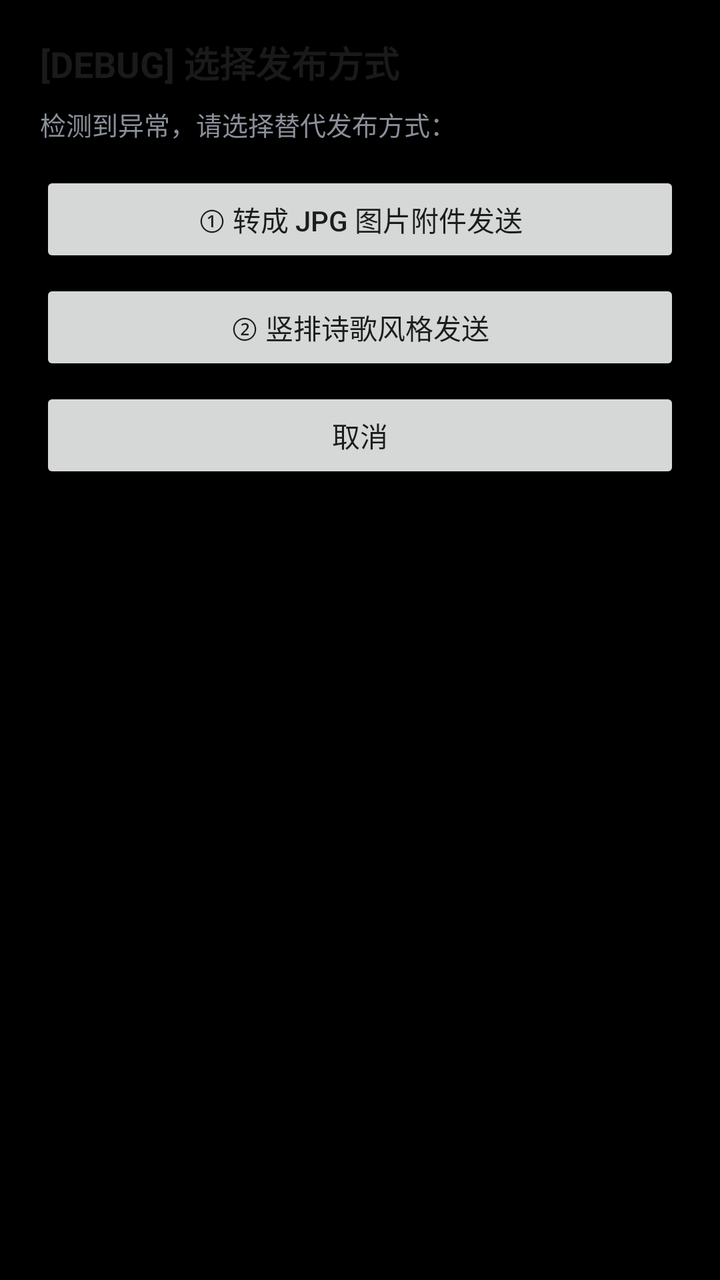
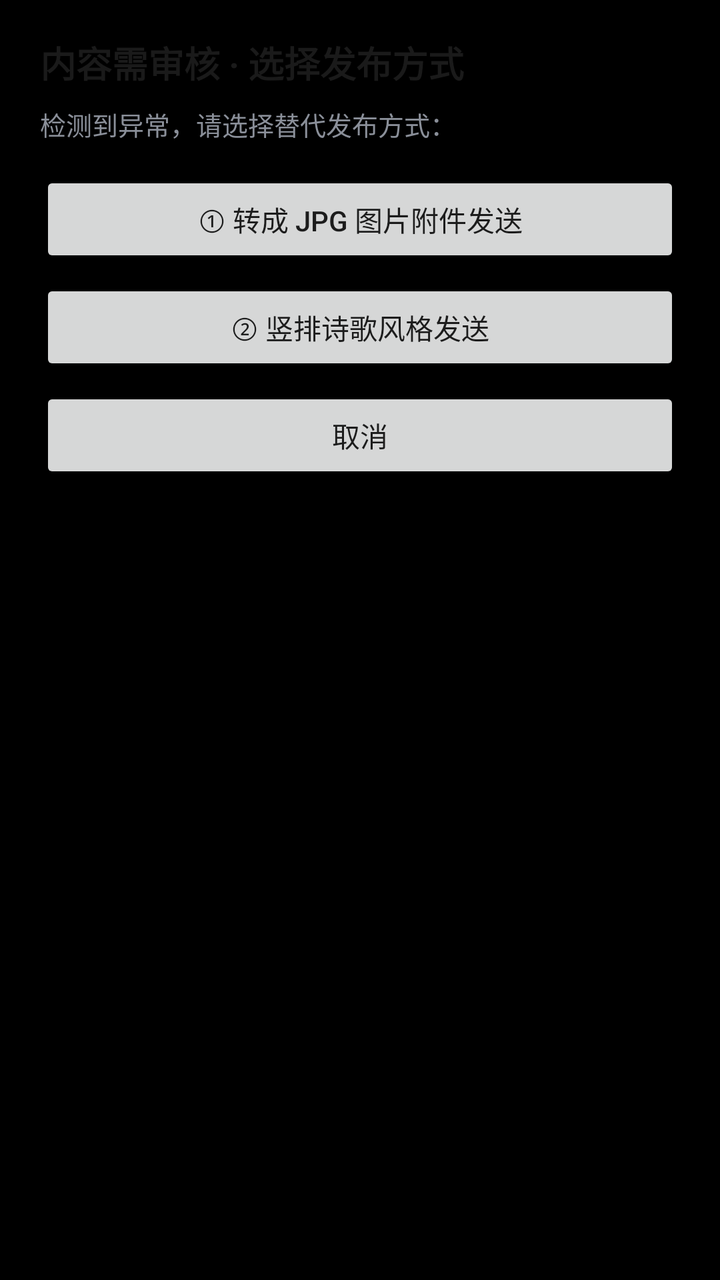

Screens rendered from an Android XML layout before and after an edit, with the pre-edit source and the edit as a unified diff.
<!-- AndroidManifest.xml: application theme AppTheme -->
<!-- res/layout/dialog_publish_method.xml -->
<?xml version="1.0" encoding="utf-8"?>
<LinearLayout xmlns:android="http://schemas.android.com/apk/res/android"
    android:layout_width="match_parent"
    android:layout_height="wrap_content"
    android:orientation="vertical"
    android:paddingStart="20dp"
    android:paddingTop="18dp"
    android:paddingEnd="20dp"
    android:paddingBottom="12dp">

    <TextView
        android:id="@+id/pm_title"
        android:layout_width="match_parent"
        android:layout_height="wrap_content"
        android:text="[DEBUG] 选择发布方式"
        android:textColor="@color/mine_row_title"
        android:textSize="18sp"
        android:textStyle="bold" />

    <TextView
        android:id="@+id/pm_desc"
        android:layout_width="match_parent"
        android:layout_height="wrap_content"
        android:layout_marginTop="8dp"
        android:text="检测到异常，请选择替代发布方式："
        android:textColor="@color/mine_row_summary"
        android:textSize="13sp" />

    <Button
        android:id="@+id/pm_btn_jpg"
        android:layout_width="match_parent"
        android:layout_height="wrap_content"
        android:layout_marginTop="14dp"
        android:text="① 转成 JPG 图片附件发送"
        android:textAllCaps="false" />

    <Button
        android:id="@+id/pm_btn_vertical"
        android:layout_width="match_parent"
        android:layout_height="wrap_content"
        android:layout_marginTop="6dp"
        android:text="② 竖排诗歌风格发送"
        android:textAllCaps="false" />

    <Button
        android:id="@+id/pm_btn_cancel"
        android:layout_width="match_parent"
        android:layout_height="wrap_content"
        android:layout_marginTop="6dp"
        android:text="取消"
        android:textAllCaps="false" />

</LinearLayout>
<!-- resources referenced by this layout -->
<resources>
  <color name="mine_row_summary">#8A8F99</color>
  <color name="mine_row_title">#1A1A1A</color>
  <style name="AppTheme" parent="Theme.AppCompat.Light.DarkActionBar">
      
      <item name="colorPrimary">@color/colorPrimary</item>
      <item name="colorPrimaryDark">@color/colorPrimaryDark</item>
      <item name="colorAccent">@color/colorAccent</item>
  
      <item name="android:windowIsTranslucent">true</item>
      <item name="android:windowAnimationStyle">@style/ActivityAnimFade</item>
  
      
      <item name="android:windowBackground">@color/black_background</item>
  
      <item name="preferenceTheme">@style/MyPreferenceThemeOverlay</item>
    </style>
  <color name="colorPrimary">#607D8B</color>
  <color name="colorPrimaryDark">#455A64</color>
  <color name="colorAccent">#FF4081</color>
  <style name="ActivityAnimFade" parent="@android:style/Animation.Activity">
      <item name="android:activityOpenEnterAnimation">@anim/activity_fade_in</item>
      <item name="android:activityOpenExitAnimation">@anim/activity_hold</item>
      <item name="android:activityCloseEnterAnimation">@anim/activity_fade_in</item>
      <item name="android:activityCloseExitAnimation">@anim/activity_fade_out</item>
    </style>
  <color name="black_background">#000000</color>
  <style name="MyPreferenceThemeOverlay" parent="PreferenceThemeOverlay.v14.Material">
      <item name="android:background">@color/body_background_night</item>
      <item name="android:textColor">@color/status_text_night</item>
      <item name="android:textColorSecondary">@color/blue_text_night</item>
    </style>
  <color name="body_background_night">#FFFFFF</color>
  <color name="status_text_night">#000000</color>
  <color name="blue_text_night">#0099FF</color>
</resources>

<!-- the commit's change to res/layout/dialog_publish_method.xml (unified diff, before → after) -->
@@ -12,7 +12,7 @@
         android:id="@+id/pm_title"
         android:layout_width="match_parent"
         android:layout_height="wrap_content"
-        android:text="[DEBUG] 选择发布方式"
+        android:text="内容需审核 · 选择发布方式"
         android:textColor="@color/mine_row_title"
         android:textSize="18sp"
         android:textStyle="bold" />
